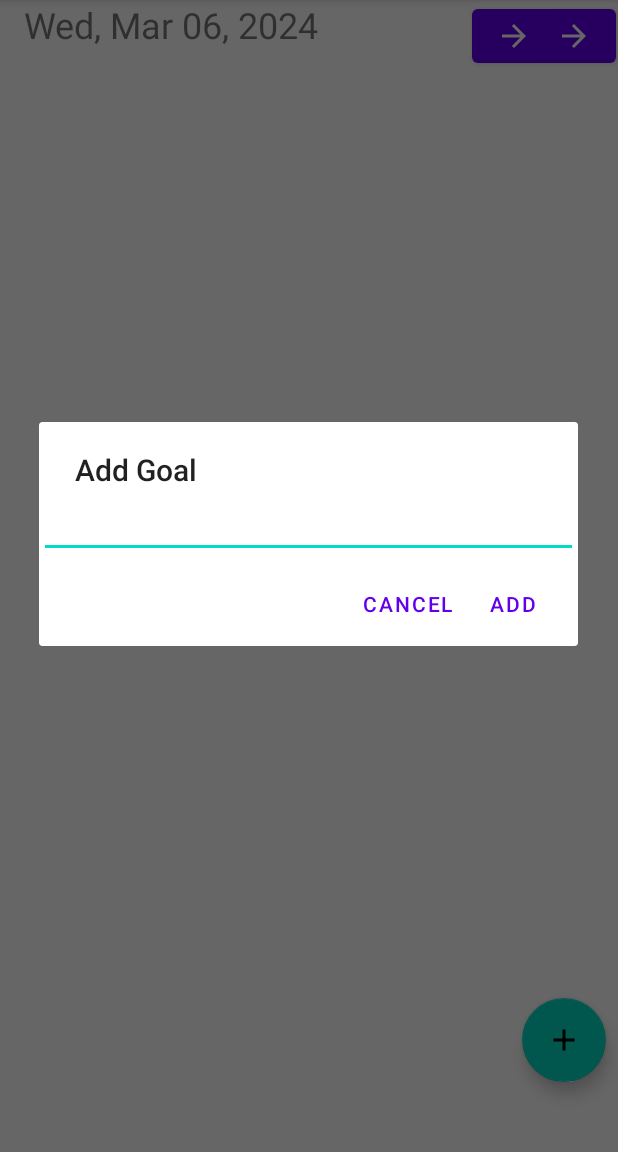
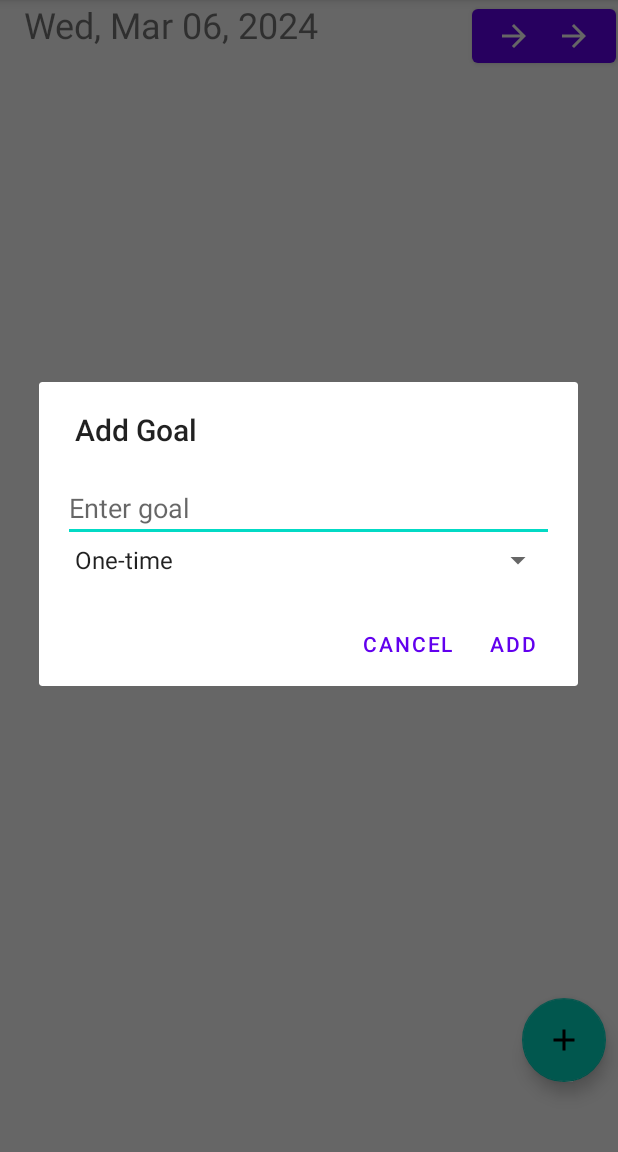
Before and after one commit to CSE-110-Winter-2024/project-team-21, an Android app: the screen it shows after launch (MainActivity), after a tap on an icon or button, on a phone screen of 412 x 824 dp, the part 84-1236 px from its top. Run offline under Robolectric (Android 15) with nearby library versions, the phone set to English and light mode, and no system bars; our stand-ins replace Room's generated code; 1 other tap on this screen came first.

Commit message:
added UI for adding recurring goals

```diff
--- a/app/src/main/java/edu/ucsd/cse110/successorator/MainActivity.java
+++ b/app/src/main/java/edu/ucsd/cse110/successorator/MainActivity.java
@@ -7,7 +7,9 @@ import androidx.recyclerview.widget.LinearLayoutManager;
 import androidx.recyclerview.widget.RecyclerView;
 import androidx.room.Room;
 import android.view.View;
+import android.widget.ArrayAdapter;
 import android.widget.Button;
+import android.widget.Spinner;
 import android.widget.TextView;
 import androidx.room.Room;
 
@@ -125,38 +127,37 @@ public class MainActivity extends AppCompatActivity {
     }
 
     private void showAddGoalDialog() {
-
         AlertDialog.Builder builder = new AlertDialog.Builder(this);
         builder.setTitle("Add Goal");
 
-        final EditText input = new EditText(this);
-        input.setId(R.id.edit_text_goal_id);
-        input.setInputType(InputType.TYPE_CLASS_TEXT);
-        builder.setView(input);
+        // Inflate a custom layout with EditText and Spinner
+        View customView = getLayoutInflater().inflate(R.layout.dialog_add_goal, null);
+        final EditText input = customView.findViewById(R.id.edit_text_goal_id);
+        final Spinner frequencySpinner = customView.findViewById(R.id.frequency_spinner);
 
+        // Set up the spinner with the frequency options
+        ArrayAdapter<CharSequence> adapter = ArrayAdapter.createFromResource(this,
+                R.array.goal_frequencies, android.R.layout.simple_spinner_item);
+        adapter.setDropDownViewResource(android.R.layout.simple_spinner_dropdown_item);
+        frequencySpinner.setAdapter(adapter);
+
+        builder.setView(customView);
+
+        // Set up the buttons
         builder.setPositiveButton("Add", new DialogInterface.OnClickListener() {
             @Override
             public void onClick(DialogInterface dialog, int which) {
                 final String goalText = input.getText().toString().trim();
-                GoalEntity findSameGoal = goalDao.findByGoalText(goalText);
-                if (!TextUtils.isEmpty(goalText) && findSameGoal == null) {
-                    new Thread(new Runnable() {
-                        @Override
-                        public void run() {
-                            goalDao.insert(new GoalEntity(goalText, false));
-                        }
-                    }).start();
-                } else if (findSameGoal != null) {
-                    Toast.makeText(MainActivity.this, "You already have this goal added.", Toast.LENGTH_SHORT).show();
-                } else {
-                    Toast.makeText(MainActivity.this, "Please enter a goal", Toast.LENGTH_SHORT).show();
-                }
+                final String frequency = frequencySpinner.getSelectedItem().toString();
+
+                // Insert your logic to handle the new goal with its frequency here
             }
         });
 
         builder.setNegativeButton("Cancel", (dialog, which) -> dialog.cancel());
         builder.show();
     }
+
 
     private void updateNoGoalsVisibility() {
         if (goalDao.isItEmpty() == null) {
--- a/app/src/main/java/edu/ucsd/cse110/successorator/SuccessoratorApplication.java
+++ b/app/src/main/java/edu/ucsd/cse110/successorator/SuccessoratorApplication.java
@@ -1,5 +1,4 @@
 package edu.ucsd.cse110.successorator;
-
 import android.app.Application;
 
 public class SuccessoratorApplication extends Application {
--- /dev/null
+++ b/app/src/main/res/layout/dialog_add_goal.xml
@@ -0,0 +1,19 @@
+<?xml version="1.0" encoding="utf-8"?>
+<LinearLayout xmlns:android="http://schemas.android.com/apk/res/android"
+    android:layout_width="match_parent"
+    android:layout_height="wrap_content"
+    android:orientation="vertical"
+    android:padding="16dp">
+
+    <EditText
+        android:id="@+id/edit_text_goal_id"
+        android:layout_width="match_parent"
+        android:layout_height="wrap_content"
+        android:inputType="text"
+        android:hint="Enter goal"/>
+
+    <Spinner
+        android:id="@+id/frequency_spinner"
+        android:layout_width="match_parent"
+        android:layout_height="wrap_content" />
+</LinearLayout>
--- /dev/null
+++ b/app/src/main/res/values/arrays.xml
@@ -0,0 +1,9 @@
+<?xml version="1.0" encoding="utf-8"?>
+<resources>
+    <string-array name="goal_frequencies">
+        <item>One-time</item>
+        <item>Daily</item>
+        <item>Weekly</item>
+        <item>Monthly</item>
+    </string-array>
+</resources>
```
